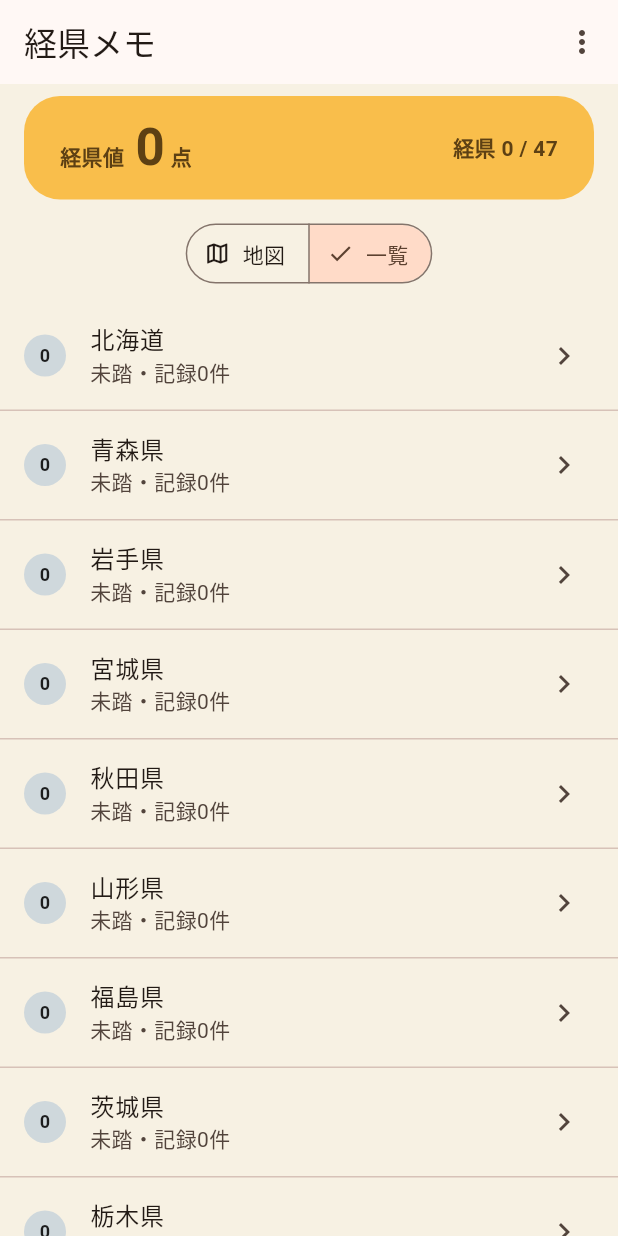
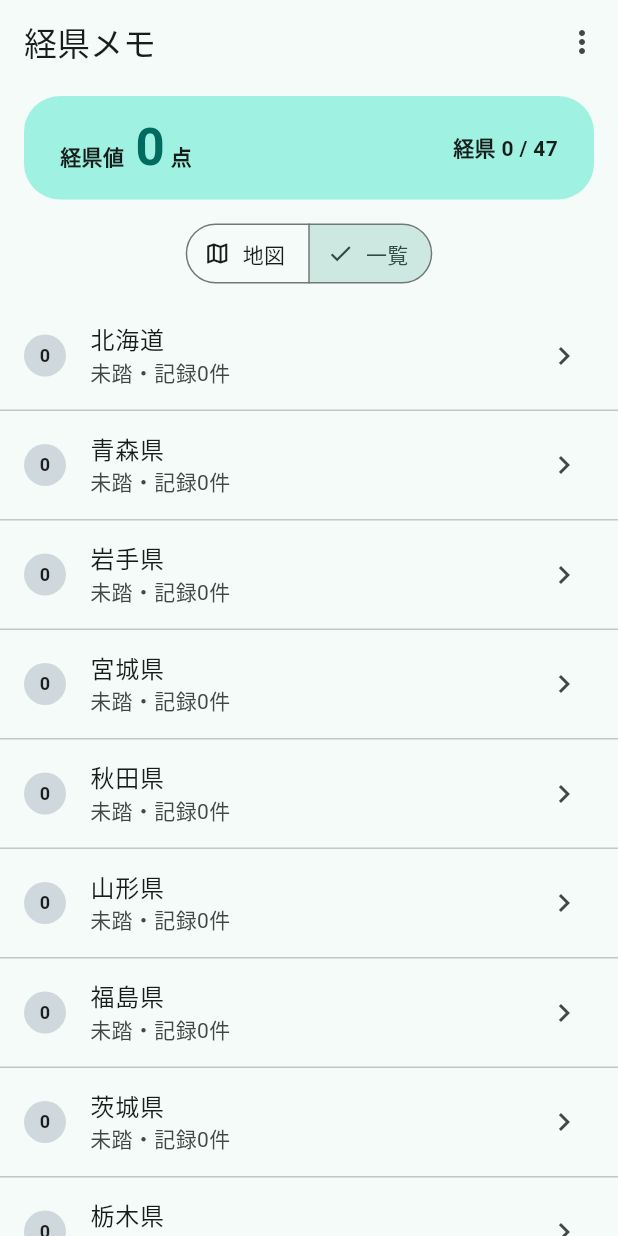
Before and after one commit to 2015521027/ashiato-map, a Flutter app: the screen it shows after launch, after a tap on "一覧", on a phone screen of 412 x 824 dp. Run offline on Flutter 3.47's test engine with Material 3 defaults, Android fonts, the phone set to English and light mode, and no system bars; our stand-ins replace image_picker, path_drawing, shared_preferences.

Commit message:
fix: 配色を元の青系テーマに戻す(レイアウト変更は維持)
- テーマシード・スコアバナー・県境線・凡例見出しを青系に復帰
- 凡例の左上縦配置と沖縄・奄美の右下枠は維持

Co-Authored-By: Claude Fable 5 <noreply@anthropic.com>

```diff
--- a/lib/japan_map.dart
+++ b/lib/japan_map.dart
@@ -177,7 +177,7 @@ class _JapanMapPainter extends CustomPainter {
     canvas.scale(scale);
     final stroke = Paint()
       ..style = PaintingStyle.stroke
-      ..color = const Color(0xFF6B5E4F)
+      ..color = const Color(0xFF546E7A)
       ..strokeWidth = 1.2;
     for (final s in data.shapes) {
       final fill = Paint()
--- a/lib/main.dart
+++ b/lib/main.dart
@@ -20,8 +20,7 @@ class KeikenApp extends StatelessWidget {
     return MaterialApp(
       title: '経県メモ',
       theme: ThemeData(
-        colorSchemeSeed: const Color(0xFFE07A2F),
-        scaffoldBackgroundColor: const Color(0xFFF7F1E3),
+        colorSchemeSeed: const Color(0xFF00695C),
         useMaterial3: true,
       ),
       locale: const Locale('ja'),
@@ -255,12 +254,12 @@ class _ScoreHeader extends StatelessWidget {
 
   @override
   Widget build(BuildContext context) {
-    const brown = Color(0xFF5D4013);
+    final scheme = Theme.of(context).colorScheme;
     return Padding(
       padding: const EdgeInsets.fromLTRB(16, 8, 16, 12),
       child: Container(
         decoration: BoxDecoration(
-          color: const Color(0xFFF9BE4B),
+          color: scheme.primaryContainer,
           borderRadius: BorderRadius.circular(24),
         ),
         padding: const EdgeInsets.symmetric(horizontal: 24, vertical: 10),
@@ -271,21 +270,19 @@ class _ScoreHeader extends StatelessWidget {
                 children: [
                   const TextSpan(
                     text: '経県値  ',
-                    style: TextStyle(
-                        color: brown, fontWeight: FontWeight.bold),
+                    style: TextStyle(fontWeight: FontWeight.bold),
                   ),
                   TextSpan(
                     text: '$score',
-                    style: const TextStyle(
+                    style: TextStyle(
                       fontSize: 34,
                       fontWeight: FontWeight.bold,
-                      color: brown,
+                      color: scheme.primary,
                     ),
                   ),
                   const TextSpan(
                     text: ' 点',
-                    style: TextStyle(
-                        color: brown, fontWeight: FontWeight.bold),
+                    style: TextStyle(fontWeight: FontWeight.bold),
                   ),
                 ],
               ),
@@ -293,8 +290,7 @@ class _ScoreHeader extends StatelessWidget {
             const Spacer(),
             Text(
               '経県 $visited / 47',
-              style: const TextStyle(
-                  color: brown, fontWeight: FontWeight.w600),
+              style: const TextStyle(fontWeight: FontWeight.w600),
             ),
           ],
         ),
@@ -317,7 +313,7 @@ class _LegendVertical extends StatelessWidget {
           style: TextStyle(
             fontSize: 16,
             fontWeight: FontWeight.bold,
-            color: Color(0xFF6B5E4F),
+            color: Color(0xFF546E7A),
           ),
         ),
         const SizedBox(height: 4),
```
